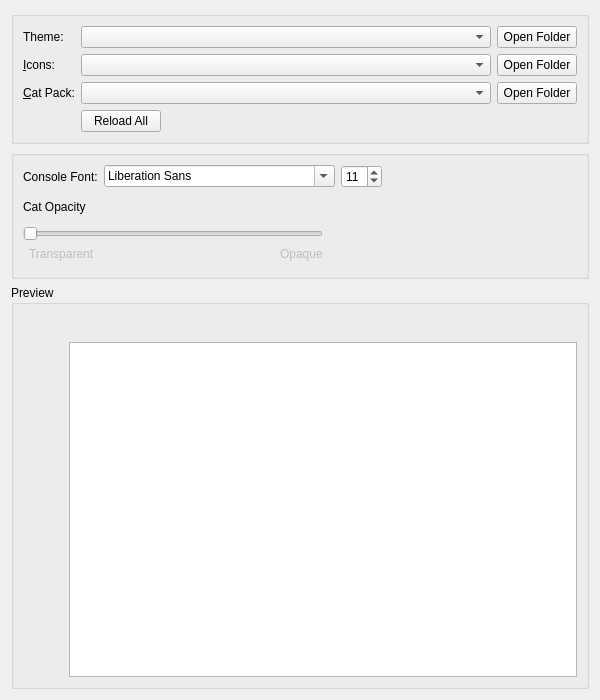
Before: the Qt Designer form launcher/ui/widgets/AppearanceWidget.ui in FreesmTeam/FreesmLauncher, drawn with Qt 5.
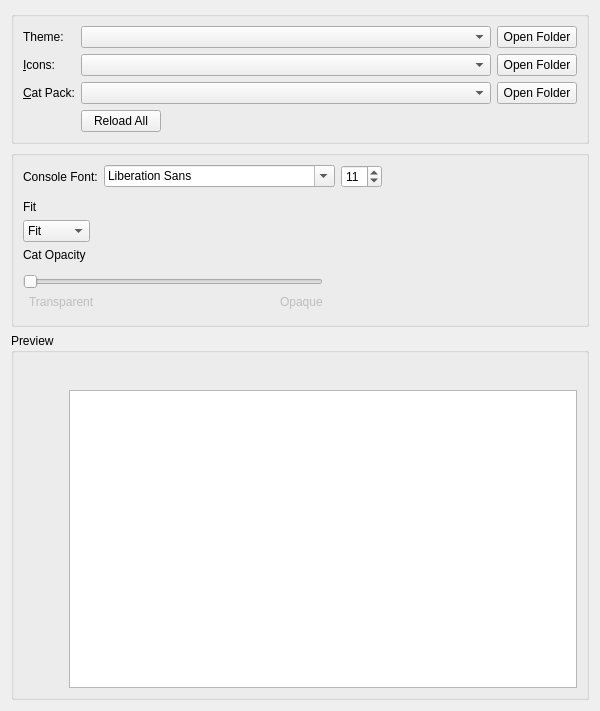
After: the same form once the commit is applied. Icons and pictures are not drawn.

What changed in the file:
```diff
--- a/launcher/ui/widgets/AppearanceWidget.ui
+++ b/launcher/ui/widgets/AppearanceWidget.ui
@@ -7,7 +7,7 @@
     <x>0</x>
     <y>0</y>
     <width>600</width>
-    <height>700</height>
+    <height>711</height>
    </rect>
   </property>
   <property name="minimumSize">
@@ -203,6 +203,53 @@
         </property>
        </spacer>
       </item>
+      <item>
+       <widget class="QLabel" name="catFitLabel">
+        <property name="sizePolicy">
+         <sizepolicy hsizetype="Maximum" vsizetype="Fixed">
+          <horstretch>0</horstretch>
+          <verstretch>0</verstretch>
+         </sizepolicy>
+        </property>
+        <property name="text">
+         <string>Fit</string>
+        </property>
+       </widget>
+      </item>
+      <item>
+       <widget class="QComboBox" name="catFitComboBox">
+        <property name="sizePolicy">
+         <sizepolicy hsizetype="Maximum" vsizetype="Fixed">
+          <horstretch>0</horstretch>
+          <verstretch>0</verstretch>
+         </sizepolicy>
+        </property>
+        <property name="sizeHint" stdset="0">
+         <size>
+          <width>77</width>
+          <height>30</height>
+         </size>
+        </property>
+        <property name="currentIndex">
+         <number>0</number>
+        </property>
+        <item>
+         <property name="text">
+          <string>Fit</string>
+         </property>
+        </item>
+        <item>
+         <property name="text">
+          <string>Fill</string>
+         </property>
+        </item>
+        <item>
+         <property name="text">
+          <string>Stretch</string>
+         </property>
+        </item>
+       </widget>
+      </item>
       <item>
        <widget class="QLabel" name="catOpacityLabel">
         <property name="text">
```
Left out of the diff: 31 changed lines with no effect on the pictures.
